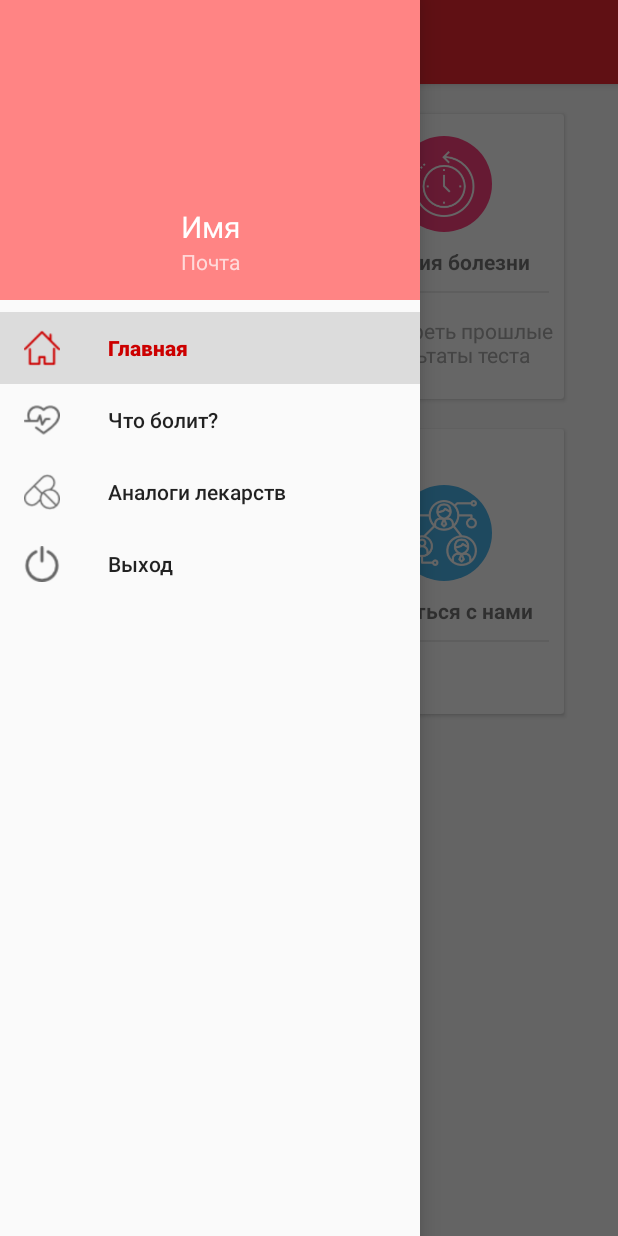
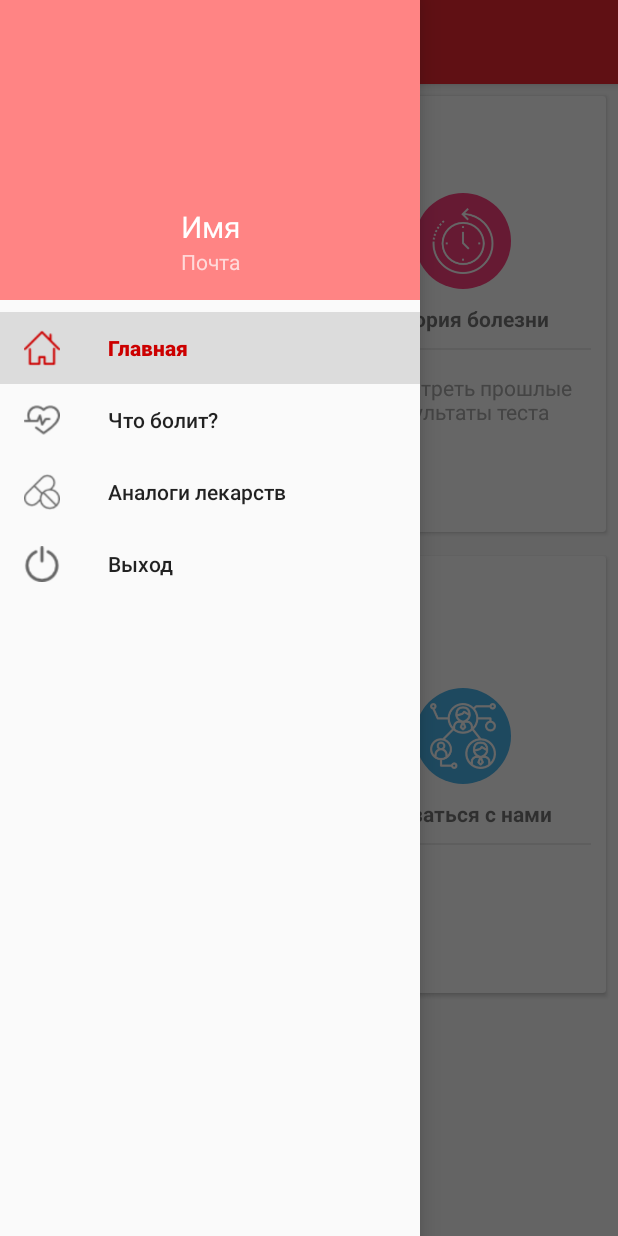
Before and after one commit to kamikhai/Pain_Search, an Android app: the screen it shows after launch once a user with an empty profile is signed in (DrawerActivity), with the side drawer open, on a phone screen of 412 x 824 dp. Run offline under Robolectric (Android 15) with nearby library versions, the phone set to English and light mode, and no system bars; our stand-ins replace Firebase (no records; nobody signed in at launch, a user with empty details on screens opened directly); 3 statements that could not run were skipped.

Commit message:
Главная страница

```diff
--- a/app/src/main/res/layout/activity_main_man.xml
+++ b/app/src/main/res/layout/activity_main_man.xml
@@ -5,7 +5,7 @@
     xmlns:tools="http://schemas.android.com/tools"
     android:id="@+id/whereman"
     android:layout_width="match_parent"
-    android:layout_height="wrap_content"
+    android:layout_height="match_parent"
     android:background="#ffffff">
 
     <ProgressBar
--- a/app/src/main/res/layout/fragment_main.xml
+++ b/app/src/main/res/layout/fragment_main.xml
@@ -1,34 +1,29 @@
-<ScrollView xmlns:android="http://schemas.android.com/apk/res/android"
+<LinearLayout xmlns:android="http://schemas.android.com/apk/res/android"
     xmlns:app="http://schemas.android.com/apk/res-auto"
     xmlns:tools="http://schemas.android.com/tools"
     android:layout_width="match_parent"
     android:layout_height="match_parent"
     android:id="@+id/fragmentmain"
+    android:orientation="vertical"
     android:background="#fcfcfc"
     tools:context="com.example.rrota.pain_s.MainFragment">
 
-    <LinearLayout
-        android:id="@+id/ll"
-        android:layout_width="match_parent"
-        android:layout_height="match_parent"
-        android:background="#fcfcfc"
-        android:gravity="center"
-        android:orientation="vertical"
-        android:padding="10dp"
-        tools:context="com.demotxt.droidsrce.homedashboard.Home">
+
 
         <LinearLayout
             android:layout_width="match_parent"
-            android:layout_height="wrap_content"
+            android:layout_height="0dp"
+            android:layout_weight="2"
             android:clipToPadding="false"
             android:gravity="center"
             android:orientation="horizontal">
 
             <android.support.v7.widget.CardView
                 android:id="@+id/profile_card"
-                android:layout_width="160dp"
-                android:layout_height="190dp"
-                android:layout_margin="10dp"
+                android:layout_width="0dp"
+                android:layout_height="match_parent"
+                android:layout_weight="1"
+                android:layout_margin="8dp"
                 android:clickable="true"
                 android:foreground="?android:attr/selectableItemBackground">
 
@@ -71,9 +66,10 @@
 
             <android.support.v7.widget.CardView
                 android:id="@+id/history_card"
-                android:layout_width="160dp"
-                android:layout_height="190dp"
-                android:layout_margin="10dp"
+                android:layout_width="0dp"
+                android:layout_height="match_parent"
+                android:layout_weight="1"
+                android:layout_margin="8dp"
                 android:clickable="true"
                 android:foreground="?android:attr/selectableItemBackground">
 
@@ -118,16 +114,18 @@
 
         <LinearLayout
             android:layout_width="match_parent"
-            android:layout_height="wrap_content"
+            android:layout_height="0dp"
+            android:layout_weight="2"
             android:clipToPadding="false"
             android:gravity="center"
             android:orientation="horizontal">
 
             <android.support.v7.widget.CardView
                 android:id="@+id/card_info"
-                android:layout_width="160dp"
-                android:layout_height="190dp"
-                android:layout_margin="10dp"
+                android:layout_width="0dp"
+                android:layout_height="match_parent"
+                android:layout_weight="1"
+                android:layout_margin="8dp"
                 android:clickable="true"
                 android:foreground="?android:attr/selectableItemBackground">
 
@@ -163,9 +161,10 @@
 
             <android.support.v7.widget.CardView
                 android:id="@+id/connect_card"
-                android:layout_width="160dp"
-                android:layout_height="190dp"
-                android:layout_margin="10dp"
+                android:layout_width="0dp"
+                android:layout_height="match_parent"
+                android:layout_weight="1"
+                android:layout_margin="8dp"
                 android:clickable="true"
                 android:foreground="?android:attr/selectableItemBackground">
 
@@ -199,7 +198,13 @@
             </android.support.v7.widget.CardView>
 
         </LinearLayout>
-    </LinearLayout>
 
+    <LinearLayout
+        android:layout_width="match_parent"
+        android:layout_height="0dp"
+        android:layout_weight="1"
+        android:clipToPadding="false"
+        android:gravity="center"
+        android:orientation="horizontal"/>
 
-</ScrollView>
+</LinearLayout>
```
